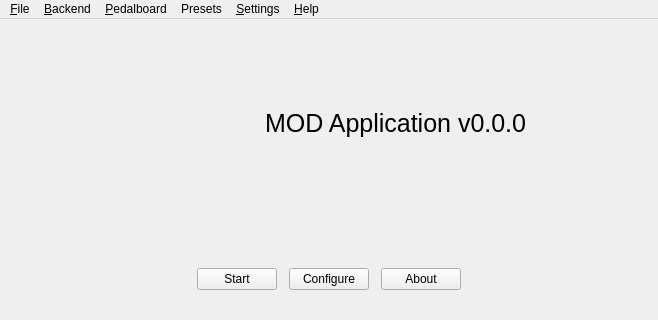
mod-audio/mod-app-legacy, file resources/ui/mod_host.ui: the form before one commit; both pictures show x 0 to 658 and y 0 to 320 of the 658 by 536 pixel window.
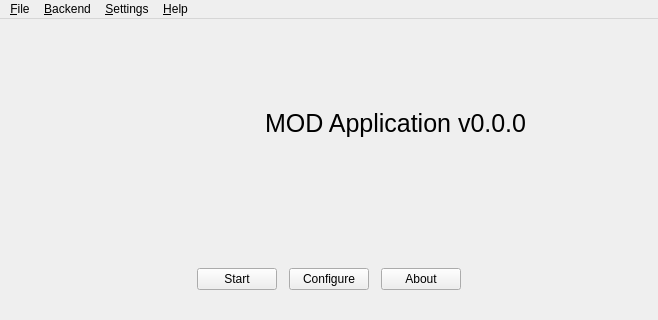
The form after the commit. Icons and pictures are not drawn.

Patch:
```diff
--- a/resources/ui/mod_host.ui
+++ b/resources/ui/mod_host.ui
@@ -272,7 +272,7 @@
      <x>0</x>
      <y>0</y>
      <width>658</width>
-     <height>20</height>
+     <height>27</height>
     </rect>
    </property>
    <widget class="QMenu" name="menu_File">
@@ -311,30 +311,8 @@
     <addaction name="act_backend_stop"/>
     <addaction name="act_backend_restart"/>
    </widget>
-   <widget class="QMenu" name="menu_Pedalboard">
-    <property name="title">
-     <string>&amp;Pedalboard</string>
-    </property>
-    <addaction name="act_pedalboard_new"/>
-    <addaction name="act_pedalboard_open"/>
-    <addaction name="act_pedalboard_save"/>
-    <addaction name="act_pedalboard_save_as"/>
-    <addaction name="separator"/>
-    <addaction name="act_pedalboard_share"/>
-   </widget>
-   <widget class="QMenu" name="menu_Presets">
-    <property name="title">
-     <string>Presets</string>
-    </property>
-    <addaction name="act_presets_new"/>
-    <addaction name="act_presets_save"/>
-    <addaction name="act_presets_save_as"/>
-    <addaction name="separator"/>
-   </widget>
    <addaction name="menu_File"/>
    <addaction name="menu_Backend"/>
-   <addaction name="menu_Pedalboard"/>
-   <addaction name="menu_Presets"/>
    <addaction name="menu_Settings"/>
    <addaction name="menu_Help"/>
   </widget>
```
Left out of the diff: 33 changed lines with no effect on the pictures.
